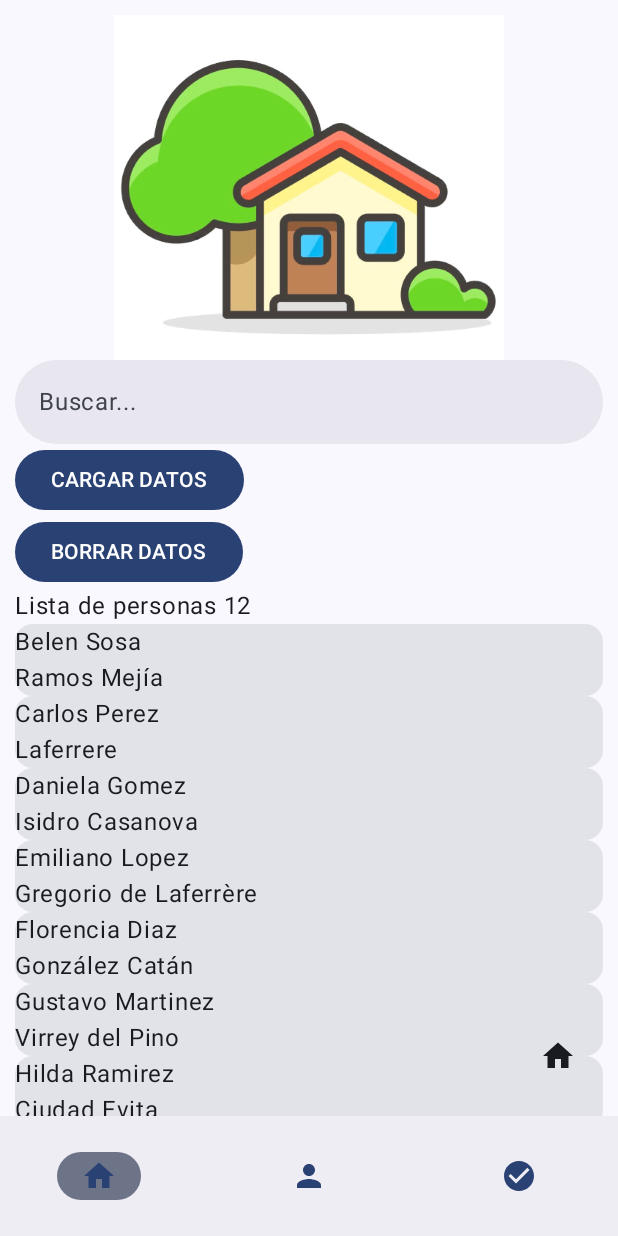
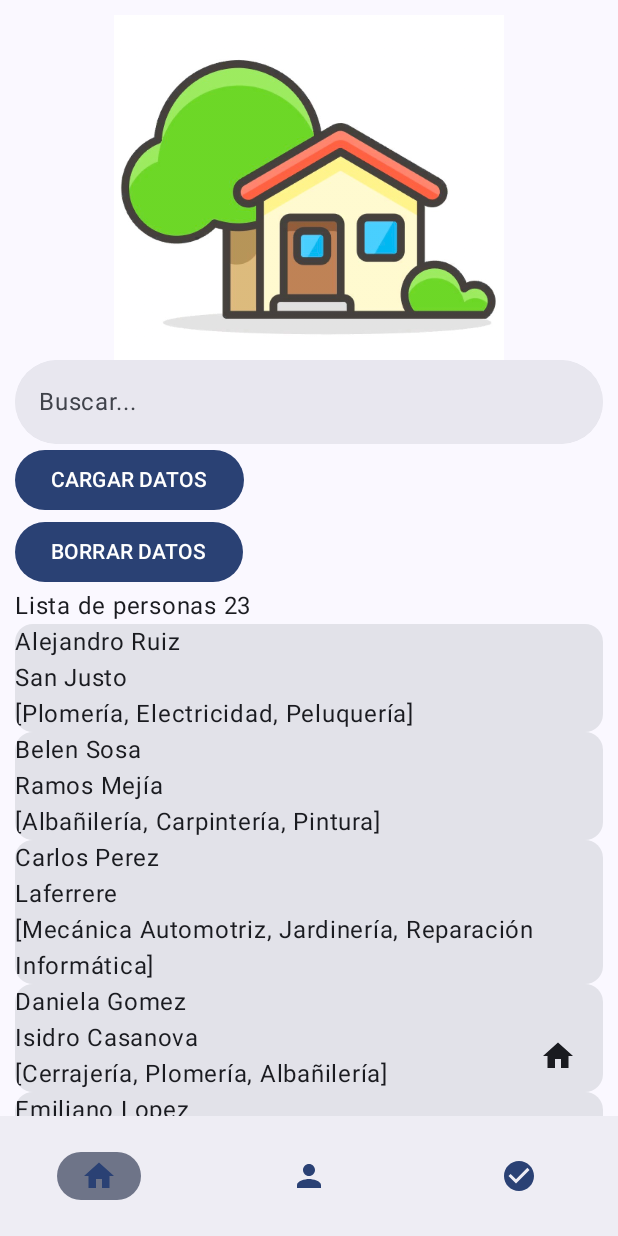
Before and after one commit to unlam-tec-movil/A3-2025-H2-E3, an Android app built with Jetpack Compose: the screen it shows after launch (MainActivity), after a tap on "CARGAR DATOS", on a phone screen of 412 x 824 dp. Run offline under Robolectric (Android 15) with nearby library versions, the phone set to English and light mode, and no system bars; our stand-ins replace Dagger/Hilt's generated code, Room's generated code; libraries missing offline, so code that uses them is left out: org.junit.runner.

Commit message:
searchbar busca por oficio

```diff
--- a/app/src/main/java/ar/edu/unlam/mobile/scaffolding/data/datasources/local/AppDataBase.kt
+++ b/app/src/main/java/ar/edu/unlam/mobile/scaffolding/data/datasources/local/AppDataBase.kt
@@ -2,12 +2,15 @@ package ar.edu.unlam.mobile.scaffolding.data.datasources.local
 
 import androidx.room.Database
 import androidx.room.RoomDatabase
+import androidx.room.TypeConverter
+import androidx.room.TypeConverters
 
 @Database(
     entities = [PersonaEntity::class],
     version = 1,
     exportSchema = false,
 )
+@TypeConverters(OficiosConverter::class)
 abstract class AppDataBase : RoomDatabase() {
     abstract fun personaDao(): PersonaDao
 }
--- a/app/src/main/java/ar/edu/unlam/mobile/scaffolding/data/datasources/local/Persona.kt
+++ b/app/src/main/java/ar/edu/unlam/mobile/scaffolding/data/datasources/local/Persona.kt
@@ -2,7 +2,16 @@ package ar.edu.unlam.mobile.scaffolding.data.datasources.local
 
 import androidx.room.Entity
 import androidx.room.PrimaryKey
+import androidx.room.TypeConverter
 import ar.edu.unlam.mobile.scaffolding.data.repositories.CategoriaOficio
+
+class OficiosConverter {
+    @TypeConverter
+    fun fromList(list: List<String>?): String? = list?.joinToString(separator = ",")
+
+    @TypeConverter
+    fun toList(data: String?): List<String>? = data?.split(",")?.map { it.trim() }?.filter { it.isNotEmpty() }
+}
 
 @Entity(tableName = "persona")
 data class PersonaEntity(
@@ -13,18 +22,5 @@ data class PersonaEntity(
     val profesional: Boolean,
     val ubicacion: String?,
     var ciudad: String,
-    // var oficio : List<CategoriaOficio>?
-) {
-/*
-    fun checkOficio(oficio : String) : Boolean{
-    var status : Boolean = false
-        if(this.oficio!=null && this.oficio.contains(oficio)){
-            status = true
-            return status
-        }else{
-            status =false
-            return status
-        }
-    }
-*/
-}
+    var oficios: List<String> = emptyList<String>(),
+)
--- a/app/src/main/java/ar/edu/unlam/mobile/scaffolding/ui/screens/HomeScreen.kt
+++ b/app/src/main/java/ar/edu/unlam/mobile/scaffolding/ui/screens/HomeScreen.kt
@@ -114,13 +114,23 @@ fun ListaResultados(
 ) {
     Text("Lista de personas " + personas.size.toString())
     // var parametro: String = ""
-    var listaFiltrada = personas.filter { it.ciudad.contains(parametroBusqueda.trim(), ignoreCase = true) }
+    var listaFiltrada =
+        personas.filter { persona ->
+
+            persona.oficios.any { oficio ->
+                oficio.contains(
+                    parametroBusqueda.trim(),
+                    ignoreCase = true,
+                )
+            }
+        }
 
     LazyColumn(modifier = Modifier.fillMaxSize()) {
         items(listaFiltrada) { it ->
             Card(modifier = Modifier.fillMaxWidth()) {
                 Text(text = it.nombre)
                 Text(text = it.ciudad)
+                Text(text = it.oficios.toString())
             }
         }
     }
--- a/app/src/main/java/ar/edu/unlam/mobile/scaffolding/ui/screens/HomeViewModel.kt
+++ b/app/src/main/java/ar/edu/unlam/mobile/scaffolding/ui/screens/HomeViewModel.kt
@@ -34,11 +34,22 @@ class HomeViewModel
                 // valores hardcodeados para probar la lista de la screen
                 personaDao.insertarPersonas(
                     PersonaEntity(
+                        nombre = "Alejandro Ruiz",
+                        dni = 35123456L,
+                        profesional = true,
+                        ubicacion = null,
+                        ciudad = "San Justo",
+                        oficios = listOf("Plomería", "Electricidad", "Peluquería"),
+                    ),
+                )
+                personaDao.insertarPersonas(
+                    PersonaEntity(
                         nombre = "Belen Sosa",
                         dni = 28987654L,
                         profesional = false,
                         ubicacion = null,
                         ciudad = "Ramos Mejía",
+                        oficios = listOf("Albañilería", "Carpintería", "Pintura"),
                     ),
                 )
                 personaDao.insertarPersonas(
@@ -48,6 +59,7 @@ class HomeViewModel
                         profesional = true,
                         ubicacion = null,
                         ciudad = "Laferrere",
+                        oficios = listOf("Mecánica Automotriz", "Jardinería", "Reparación Informática"),
                     ),
                 )
                 personaDao.insertarPersonas(
@@ -57,6 +69,7 @@ class HomeViewModel
                         profesional = false,
                         ubicacion = null,
                         ciudad = "Isidro Casanova",
+                        oficios = listOf("Cerrajería", "Plomería", "Albañilería"),
                     ),
                 )
                 personaDao.insertarPersonas(
@@ -65,7 +78,8 @@ class HomeViewModel
                         dni = 30912345L,
                         profesional = true,
                         ubicacion = null,
-                        ciudad = "Gregorio de Laferrère",
+                        ciudad = "González Catán",
+                        oficios = listOf("Electricidad", "Carpintería", "Jardinería"),
                     ),
                 )
                 personaDao.insertarPersonas(
@@ -74,7 +88,8 @@ class HomeViewModel
                         dni = 36234567L,
                         profesional = false,
                         ubicacion = null,
-                        ciudad = "González Catán",
+                        ciudad = "Virrey del Pino",
+                        oficios = listOf("Peluquería", "Pintura", "Reparación Informática"),
                     ),
                 )
                 personaDao.insertarPersonas(
@@ -83,7 +98,8 @@ class HomeViewModel
                         dni = 27789012L,
                         profesional = true,
                         ubicacion = null,
-                        ciudad = "Virrey del Pino",
+                        ciudad = "Ciudad Evita",
+                        oficios = listOf("Plomería", "Pintura", "Cerrajería"),
                     ),
                 )
                 personaDao.insertarPersonas(
@@ -92,7 +108,8 @@ class HomeViewModel
                         dni = 42345678L,
                         profesional = false,
                         ubicacion = null,
-                        ciudad = "Ciudad Evita",
+                        ciudad = "Tapiales",
+                        oficios = listOf("Albañilería", "Mecánica Automotriz", "Electricidad"),
                     ),
                 )
                 personaDao.insertarPersonas(
@@ -101,7 +118,8 @@ class HomeViewModel
                         dni = 25098765L,
                         profesional = true,
                         ubicacion = null,
-                        ciudad = "San Justo",
+                        ciudad = "Lomas del Mirador",
+                        oficios = listOf("Carpintería", "Jardinería", "Peluquería"),
                     ),
                 )
                 personaDao.insertarPersonas(
@@ -110,34 +128,138 @@ class HomeViewModel
                         dni = 38456789L,
                         profesional = false,
                         ubicacion = null,
-                        ciudad = "Ramos Mejía",
+                        ciudad = "Aldo Bonzi",
+                        oficios = listOf("Reparación Informática", "Electricidad", "Carpintería"),
                     ),
                 )
                 personaDao.insertarPersonas(
                     PersonaEntity(
                         nombre = "Kevin Sanchez",
                         dni = 32123456L,
-                        profesional = false,
+                        profesional = true,
                         ubicacion = null,
-                        ciudad = "Isidro Casanova",
+                        ciudad = "San Justo",
+                        oficios = listOf("Pintura", "Cerrajería", "Peluquería"),
                     ),
                 )
                 personaDao.insertarPersonas(
                     PersonaEntity(
                         nombre = "Laura Varela",
                         dni = 34987654L,
-                        profesional = true,
+                        profesional = false,
                         ubicacion = null,
-                        ciudad = "Laferrere",
+                        ciudad = "Ramos Mejía",
+                        oficios = listOf("Mecánica Automotriz", "Plomería", "Albañilería"),
                     ),
                 )
                 personaDao.insertarPersonas(
                     PersonaEntity(
                         nombre = "Marcos Torres",
                         dni = 40001202L,
+                        profesional = true,
+                        ubicacion = null,
+                        ciudad = "Laferrere",
+                        oficios = listOf("Jardinería", "Electricidad", "Pintura"),
+                    ),
+                )
+                personaDao.insertarPersonas(
+                    PersonaEntity(
+                        nombre = "Natalia Ortiz",
+                        dni = 29556778L,
                         profesional = false,
                         ubicacion = null,
+                        ciudad = "Isidro Casanova",
+                        oficios = listOf("Reparación Informática", "Peluquería", "Mecánica Automotriz"),
+                    ),
+                )
+                personaDao.insertarPersonas(
+                    PersonaEntity(
+                        nombre = "Omar Herrera",
+                        dni = 37912345L,
+                        profesional = true,
+                        ubicacion = null,
                         ciudad = "González Catán",
+                        oficios = listOf("Cerrajería", "Albañilería", "Plomería"),
+                    ),
+                )
+                personaDao.insertarPersonas(
+                    PersonaEntity(
+                        nombre = "Paula Garcia",
+                        dni = 31000100L,
+                        profesional = false,
+                        ubicacion = null,
+                        ciudad = "Virrey del Pino",
+                        oficios = listOf("Electricidad", "Carpintería", "Cerrajería"),
+                    ),
+                )
+                personaDao.insertarPersonas(
+                    PersonaEntity(
+                        nombre = "Raúl Blanco",
+                        dni = 26500900L,
+                        profesional = true,
+                        ubicacion = null,
+                        ciudad = "Ciudad Evita",
+                        oficios = listOf("Peluquería", "Pintura", "Jardinería"),
+                    ),
+                )
+                personaDao.insertarPersonas(
+                    PersonaEntity(
+                        nombre = "Sofía Ruiz Díaz",
+                        dni = 43101202L,
+                        profesional = false,
+                        ubicacion = null,
+                        ciudad = "Tapiales",
+                        oficios = listOf("Albañilería", "Mecánica Automotriz", "Plomería"),
+                    ),
+                )
+                personaDao.insertarPersonas(
+                    PersonaEntity(
+                        nombre = "Tomás Vidal",
+                        dni = 34500000L,
+                        profesional = true,
+                        ubicacion = null,
+                        ciudad = "Lomas del Mirador",
+                        oficios = listOf("Carpintería", "Jardinería", "Electricidad"),
+                    ),
+                )
+                personaDao.insertarPersonas(
+                    PersonaEntity(
+                        nombre = "Úrsula Moreno",
+                        dni = 30000500L,
+                        profesional = false,
+                        ubicacion = null,
+                        ciudad = "Aldo Bonzi",
+                        oficios = listOf("Pintura", "Reparación Informática", "Peluquería"),
+                    ),
+                )
+                personaDao.insertarPersonas(
+                    PersonaEntity(
+                        nombre = "Víctor Luna",
+                        dni = 40500100L,
+                        profesional = true,
+                        ubicacion = null,
+                        ciudad = "González Catán",
+                        oficios = listOf("Mecánica Automotriz", "Cerrajería", "Albañilería"),
+                    ),
+                )
+                personaDao.insertarPersonas(
+                    PersonaEntity(
+                        nombre = "Wendy Caceres",
+                        dni = 29000000L,
+                        profesional = false,
+                        ubicacion = null,
+                        ciudad = "Virrey del Pino",
+                        oficios = listOf("Jardinería", "Plomería", "Carpintería"),
+                    ),
+                )
+                personaDao.insertarPersonas(
+                    PersonaEntity(
+                        nombre = "Yago Nuñez",
+                        dni = 37100000L,
+                        profesional = true,
+                        ubicacion = null,
+                        ciudad = "Laferrere",
+                        oficios = listOf("Reparación Informática", "Electricidad", "Pintura"),
                     ),
                 )
             }
```
